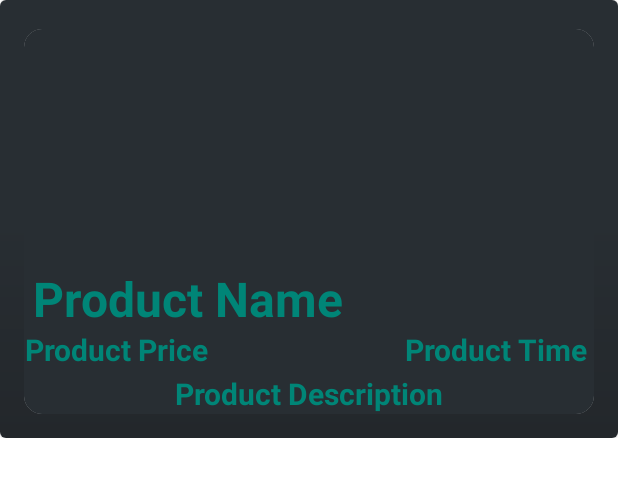
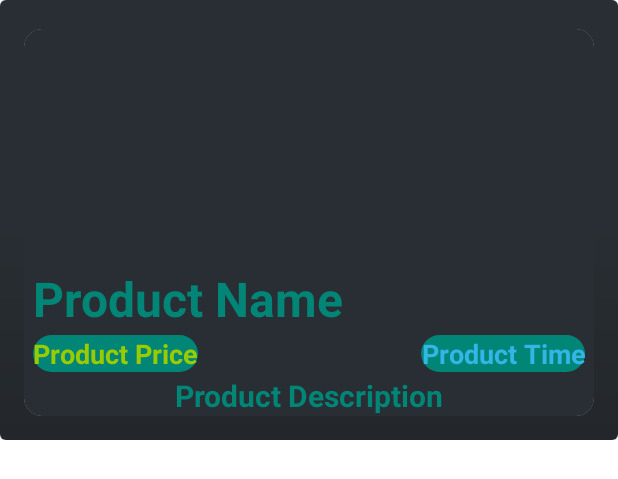
Before and after one commit to nikitafedorov008/RentPlace, an Android app: the layout product_items_layout.xml on its own in the app's theme, with its tools: preview values and no code run, on a phone screen of 412 x 824 dp. Shown: the top 479 px of the screen. Run offline under Robolectric (Android 15) with nearby library versions, the phone set to English and light mode, and no system bars.

Commit message:
Material_back on item_view

```diff
--- a/app/src/main/java/com/polka/rentplace/HomeActivity.java
+++ b/app/src/main/java/com/polka/rentplace/HomeActivity.java
@@ -243,8 +243,8 @@ public class HomeActivity extends AppCompatActivity
                         protected void onBindViewHolder(@NonNull ProductViewHolder holder, int position, @NonNull final Products model) {
                             holder.txtProductName.setText(model.getPname());
                             holder.txtProductDescription.setText(model.getDescription());
-                            holder.txtProductPrice.setText("Price = " + model.getPrice() + "$");
-                            holder.txtProductTime.setText("Time = " + model.getPtime() + " days");
+                            holder.txtProductPrice.setText(" Price = " + model.getPrice() + "$ ");
+                            holder.txtProductTime.setText( " Time = " + model.getPtime() + " days ");
                             Picasso.get().load(model.getImage()).into(holder.imageView);
                             holder.itemView.setOnClickListener(new View.OnClickListener() {
                                 @Override
--- /dev/null
+++ b/app/src/main/res/drawable/material_back.xml
@@ -0,0 +1,13 @@
+<?xml version="1.0" encoding="utf-8"?>
+<shape xmlns:android="http://schemas.android.com/apk/res/android">
+
+    <solid
+        android:color="@color/colorPrimaryDark">
+    </solid>
+
+    <corners
+        android:radius="35dp">
+
+    </corners>
+
+</shape>
--- a/app/src/main/res/layout/product_items_layout.xml
+++ b/app/src/main/res/layout/product_items_layout.xml
@@ -69,24 +69,34 @@
                         android:id="@+id/product_price"
                         android:layout_width="wrap_content"
                         android:layout_height="wrap_content"
+                        android:background="@drawable/material_back"
+                        android:backgroundTint="@color/colorPrimary"
                         android:text="Product Price"
                         android:layout_below="@+id/product_image"
+                        android:layout_alignParentTop="false"
+                        android:layout_marginTop="4dp"
+                        android:layout_alignParentStart="true"
+                        android:layout_marginStart="6dp"
                         android:textAlignment="center"
-                        android:textSize="20sp"
+                        android:textSize="18sp"
                         android:textStyle="bold"
-                        android:textColor="@color/colorPrimary"/>
+                        android:textColor="@android:color/holo_green_light"/>
 
                     <TextView
                         android:id="@+id/product_time"
                         android:layout_width="wrap_content"
                         android:layout_height="wrap_content"
                         android:layout_below="@+id/product_image"
+                        android:layout_alignParentTop="false"
+                        android:layout_marginTop="4dp"
                         android:layout_alignParentEnd="true"
-                        android:layout_marginEnd="4dp"
+                        android:layout_marginEnd="6dp"
+                        android:background="@drawable/material_back"
+                        android:backgroundTint="@color/colorPrimary"
                         android:text="Product Time"
                         android:textAlignment="center"
-                        android:textColor="@color/colorPrimary"
-                        android:textSize="20sp"
+                        android:textColor="@android:color/holo_blue_light"
+                        android:textSize="18sp"
                         android:textStyle="bold" />
 
                     <TextView
```
